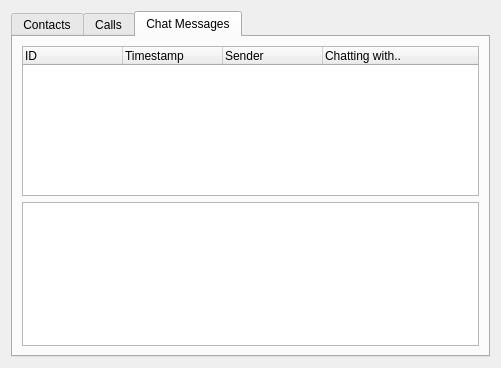
Qt form ipba2-plugins/skype_ui.ui (PicciMario/iPhone-Backup-Analyzer-2) before a commit.
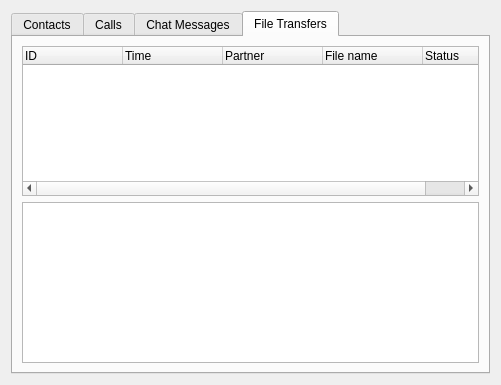
The same form after that commit.

Commit message: skype plugin file transfers tab

What changed in the file:
```diff
--- a/ipba2-plugins/skype_ui.ui
+++ b/ipba2-plugins/skype_ui.ui
@@ -7,7 +7,7 @@
     <x>0</x>
     <y>0</y>
     <width>501</width>
-    <height>368</height>
+    <height>385</height>
    </rect>
   </property>
   <property name="windowTitle">
@@ -17,7 +17,7 @@
    <item>
     <widget class="QTabWidget" name="tabWidget">
      <property name="currentIndex">
-      <number>2</number>
+      <number>3</number>
      </property>
      <widget class="QWidget" name="tab">
       <attribute name="title">
@@ -175,6 +175,12 @@
            <verstretch>1</verstretch>
           </sizepolicy>
          </property>
+         <property name="maximumSize">
+          <size>
+           <width>16777215</width>
+           <height>16777215</height>
+          </size>
+         </property>
          <property name="editTriggers">
           <set>QAbstractItemView::NoEditTriggers</set>
          </property>
@@ -194,6 +200,67 @@
        </item>
       </layout>
      </widget>
+     <widget class="QWidget" name="tab_4">
+      <attribute name="title">
+       <string>File Transfers</string>
+      </attribute>
+      <layout class="QVBoxLayout" name="verticalLayout_4">
+       <item>
+        <widget class="QTreeWidget" name="transfersTree">
+         <property name="maximumSize">
+          <size>
+           <width>16777215</width>
+           <height>150</height>
+          </size>
+         </property>
+         <column>
+          <property name="text">
+           <string>ID</string>
+          </property>
+         </column>
+         <column>
+          <property name="text">
+           <string>Time</string>
+          </property>
+         </column>
+         <column>
+          <property name="text">
+           <string>Partner</string>
+          </property>
+         </column>
+         <column>
+          <property name="text">
+           <string>File name</string>
+          </property>
+         </column>
+         <column>
+          <property name="text">
+           <string>Status</string>
+          </property>
+         </column>
+        </widget>
+       </item>
+       <item>
+        <widget class="QTableWidget" name="transfersTable">
+         <property name="sizePolicy">
+          <sizepolicy hsizetype="Expanding" vsizetype="Expanding">
+           <horstretch>0</horstretch>
+           <verstretch>1</verstretch>
+          </sizepolicy>
+         </property>
+         <property name="editTriggers">
+          <set>QAbstractItemView::NoEditTriggers</set>
+         </property>
+         <property name="textElideMode">
+          <enum>Qt::ElideNone</enum>
+         </property>
+         <attribute name="verticalHeaderVisible">
+          <bool>false</bool>
+         </attribute>
+        </widget>
+       </item>
+      </layout>
+     </widget>
     </widget>
    </item>
   </layout>
```
The commit also changes 1 other file.
